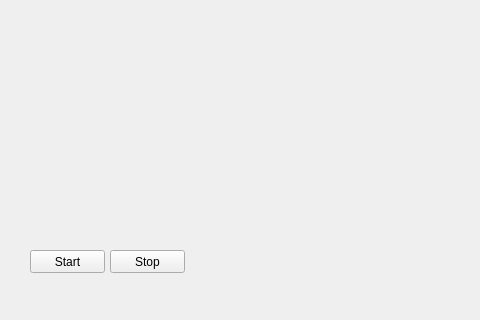
Above: mainwindow.ui from xdexst/8.1 before the change; both pictures show x 0 to 480 and y 280 to 600 of the 800 by 600 pixel window. Below: the same form after it.
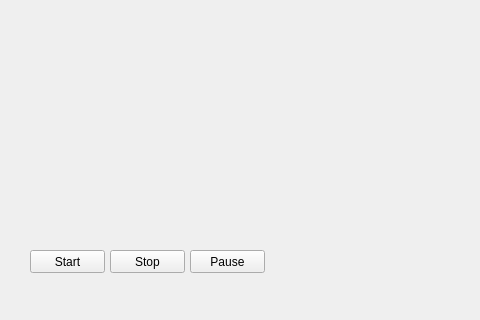
That is the form after the change.

Commit message: Добавление кнопки Pause, которая отвечает за вызов диалогового окна с соответствующим содержимым

```diff
--- a/mainwindow.ui
+++ b/mainwindow.ui
@@ -40,6 +40,19 @@
      <string>Stop</string>
     </property>
    </widget>
+   <widget class="QPushButton" name="pauseButton">
+    <property name="geometry">
+     <rect>
+      <x>190</x>
+      <y>530</y>
+      <width>75</width>
+      <height>23</height>
+     </rect>
+    </property>
+    <property name="text">
+     <string>Pause</string>
+    </property>
+   </widget>
   </widget>
   <widget class="QMenuBar" name="menubar">
    <property name="geometry">
```
The commit also changes 2 other files.
